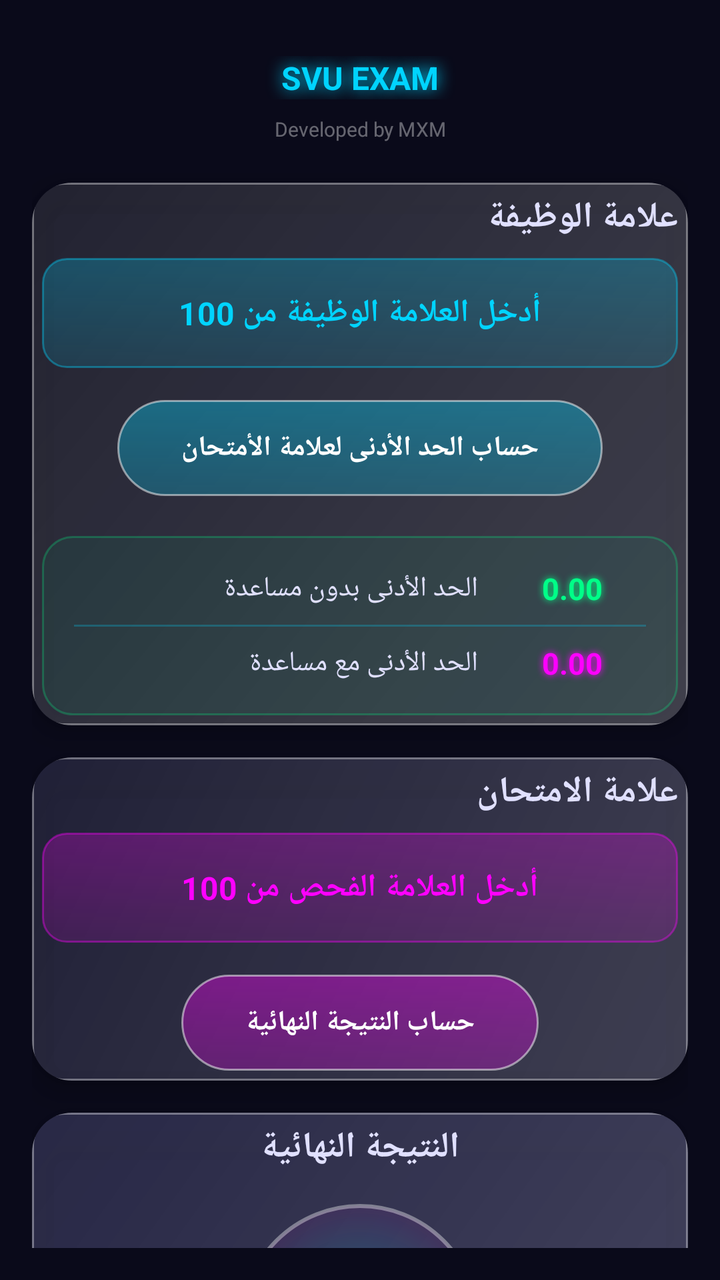
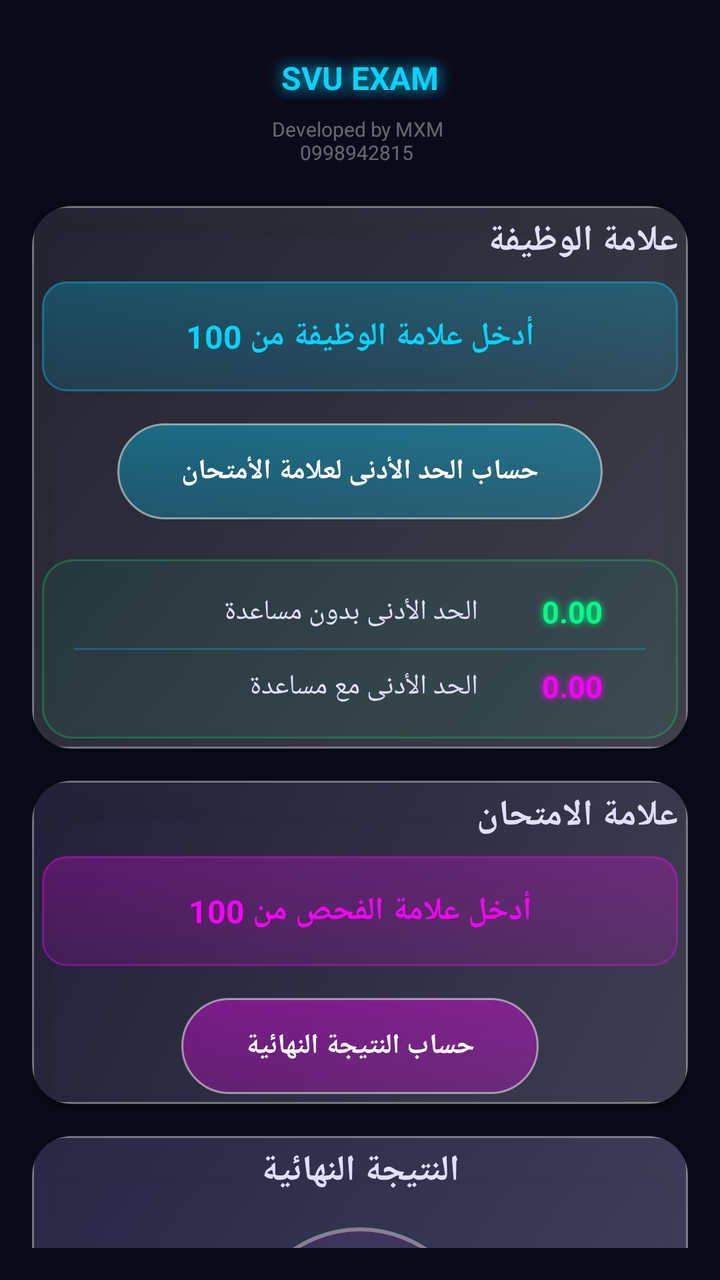

Before-and-after screenshots of an Android layout around one commit, followed by the original layout XML and the change that was made.
<!-- AndroidManifest.xml: application theme Theme.MXM_SVU_EXAM -->
<!-- res/layout/activity_main.xml -->
<?xml version="1.0" encoding="utf-8"?>
<androidx.constraintlayout.widget.ConstraintLayout xmlns:android="http://schemas.android.com/apk/res/android"
    xmlns:app="http://schemas.android.com/apk/res-auto"
    android:layout_width="match_parent"
    android:layout_height="match_parent"
    android:background="#0A0A1A"
    android:padding="16dp">

    <TextView
        android:id="@+id/tvAppTitle"
        android:layout_width="0dp"
        android:layout_height="wrap_content"
        android:layout_marginTop="12dp"
        android:gravity="center"
        android:shadowColor="#00D4FF"
        android:shadowDx="0"
        android:shadowDy="0"
        android:shadowRadius="20"
        android:text="SVU EXAM"
        android:textColor="#00D4FF"
        android:textSize="16sp"
        android:textStyle="bold"
        app:layout_constraintEnd_toEndOf="parent"
        app:layout_constraintHorizontal_bias="0.0"
        app:layout_constraintStart_toStartOf="parent"
        app:layout_constraintTop_toTopOf="parent" />

    <TextView
        android:id="@+id/tvDeveloper"
        android:layout_width="wrap_content"
        android:layout_height="wrap_content"
        android:text="Developed by MXM"
        android:textColor="#60FFFFFF"
        android:textSize="10sp"
        android:padding="4dp"
        app:layout_constraintEnd_toEndOf="parent"
        app:layout_constraintStart_toStartOf="parent"
        app:layout_constraintTop_toBottomOf="@+id/tvAppTitle"
        android:layout_marginTop="4dp" />

    <androidx.cardview.widget.CardView
        android:id="@+id/cardAssignment"
        android:layout_width="0dp"
        android:layout_height="wrap_content"
        app:cardCornerRadius="20dp"
        app:cardElevation="8dp"
        app:cardBackgroundColor="#801E1E2E"
        app:layout_constraintEnd_toEndOf="parent"
        app:layout_constraintStart_toStartOf="parent"
        app:layout_constraintTop_toBottomOf="@+id/tvDeveloper"
        android:layout_marginTop="16dp">

        <LinearLayout
            android:layout_width="match_parent"
            android:layout_height="wrap_content"
            android:orientation="vertical"
            android:padding="5dp"
            android:background="@drawable/glass_effect">

            <TextView
                android:layout_width="match_parent"
                android:layout_height="wrap_content"
                android:text="علامة الوظيفة"
                android:textColor="#E0E0FF"
                android:textSize="18sp"
                android:textStyle="bold"
                android:layout_marginBottom="8dp" />

            <EditText
                android:id="@+id/etAssignment"
                android:layout_width="match_parent"
                android:layout_height="55dp"
                android:inputType="numberDecimal"
                android:hint="أدخل العلامة الوظيفة من 100"
                android:textColor="#FFFFFF"
                android:textColorHint="#00D4FF"
                android:textSize="16sp"
                android:padding="16dp"
                android:background="@drawable/cyber_input"
                android:textStyle="bold"
                android:gravity="center" />

            <Button
                android:id="@+id/btnCalculateMin"
                android:layout_width="wrap_content"
                android:layout_height="48dp"
                android:text="حساب الحد الأدنى لعلامة الأمتحان"
                android:layout_gravity="center"
                android:layout_marginTop="16dp"
                android:paddingStart="32dp"
                android:paddingEnd="32dp"
                android:background="@drawable/cyber_button"
                android:textColor="#FFFFFF"
                android:textSize="14sp"
                android:textStyle="bold" />

            
            <LinearLayout
                android:layout_width="match_parent"
                android:layout_height="wrap_content"
                android:orientation="vertical"
                android:layout_marginTop="20dp"
                android:background="@drawable/neon_border"
                android:padding="16dp">

                <LinearLayout
                    android:layout_width="match_parent"
                    android:layout_height="wrap_content"
                    android:orientation="horizontal"
                    android:gravity="center_vertical"
                    android:paddingStart="8dp"
                    android:paddingEnd="8dp">

                    <TextView
                        android:layout_width="0dp"
                        android:layout_height="wrap_content"
                        android:layout_weight="1"
                        android:text="الحد الأدنى بدون مساعدة"
                        android:textColor="#E0E0FF"
                        android:textSize="14sp"
                        android:paddingEnd="16dp" />

                    <TextView
                        android:id="@+id/tvMinWithoutHelp"
                        android:layout_width="wrap_content"
                        android:layout_height="wrap_content"
                        android:text="0.00"
                        android:textColor="#00FF88"
                        android:textSize="15sp"
                        android:textStyle="bold"
                        android:shadowColor="#00FF88"
                        android:shadowDx="0"
                        android:shadowDy="0"
                        android:shadowRadius="8"
                        android:paddingStart="16dp"
                        android:minWidth="60dp" />

                </LinearLayout>

                <View
                    android:layout_width="match_parent"
                    android:layout_height="1dp"
                    android:background="#4000D4FF"
                    android:layout_marginVertical="8dp" />

                <LinearLayout
                    android:layout_width="match_parent"
                    android:layout_height="wrap_content"
                    android:orientation="horizontal"
                    android:gravity="center_vertical"
                    android:paddingStart="8dp"
                    android:paddingEnd="8dp">

                    <TextView
                        android:layout_width="0dp"
                        android:layout_height="wrap_content"
                        android:layout_weight="1"
                        android:text="الحد الأدنى مع مساعدة"
                        android:textColor="#E0E0FF"
                        android:textSize="14sp"
                        android:paddingEnd="16dp" />

                    <TextView
                        android:id="@+id/tvMinWithHelp"
                        android:layout_width="wrap_content"
                        android:layout_height="wrap_content"
                        android:text="0.00"
                        android:textColor="#FF00FF"
                        android:textSize="15sp"
                        android:textStyle="bold"
                        android:shadowColor="#FF00FF"
                        android:shadowDx="0"
                        android:shadowDy="0"
                        android:shadowRadius="8"
                        android:paddingStart="16dp"
                        android:minWidth="60dp" />

                </LinearLayout>
            </LinearLayout>
        </LinearLayout>
    </androidx.cardview.widget.CardView>

    
    <androidx.cardview.widget.CardView
        android:id="@+id/cardExam"
        android:layout_width="0dp"
        android:layout_height="wrap_content"
        app:cardCornerRadius="20dp"
        app:cardElevation="8dp"
        app:cardBackgroundColor="#801A1A3A"
        app:layout_constraintEnd_toEndOf="parent"
        app:layout_constraintStart_toStartOf="parent"
        app:layout_constraintTop_toBottomOf="@+id/cardAssignment"
        android:layout_marginTop="16dp">

        <LinearLayout
            android:layout_width="match_parent"
            android:layout_height="wrap_content"
            android:orientation="vertical"
            android:padding="5dp"
            android:background="@drawable/glass_effect">

            <TextView
                android:layout_width="match_parent"
                android:layout_height="wrap_content"
                android:text="علامة الامتحان"
                android:textColor="#E0E0FF"
                android:textSize="18sp"
                android:textStyle="bold"
                android:layout_marginBottom="8dp" />

            <EditText
                android:id="@+id/etExam"
                android:layout_width="match_parent"
                android:layout_height="55dp"
                android:inputType="numberDecimal"
                android:hint="أدخل العلامة الفحص من 100"
                android:textColor="#FFFFFF"
                android:textColorHint="#FF00FF"
                android:textSize="16sp"
                android:padding="16dp"
                android:background="@drawable/cyber_input_pink"
                android:textStyle="bold"
                android:gravity="center" />

            <Button
                android:id="@+id/btnCalculateFinal"
                android:layout_width="wrap_content"
                android:layout_height="48dp"
                android:text="حساب النتيجة النهائية"
                android:layout_gravity="center"
                android:layout_marginTop="16dp"
                android:paddingStart="32dp"
                android:paddingEnd="32dp"
                android:background="@drawable/cyber_button_pink"
                android:textColor="#FFFFFF"
                android:textSize="14sp"
                android:textStyle="bold" />
        </LinearLayout>
    </androidx.cardview.widget.CardView>

    
    <androidx.cardview.widget.CardView
        android:id="@+id/cardResult"
        android:layout_width="0dp"
        android:layout_height="wrap_content"
        app:cardCornerRadius="20dp"
        app:cardElevation="8dp"
        app:cardBackgroundColor="#802A2A5A"
        app:layout_constraintEnd_toEndOf="parent"
        app:layout_constraintStart_toStartOf="parent"
        app:layout_constraintTop_toBottomOf="@+id/cardExam"
        android:layout_marginTop="16dp"
        android:layout_marginBottom="8dp">

        <LinearLayout
            android:layout_width="match_parent"
            android:layout_height="wrap_content"
            android:orientation="vertical"
            android:padding="5dp"
            android:background="@drawable/glass_effect"
            android:gravity="center">

            <TextView
                android:layout_width="match_parent"
                android:layout_height="wrap_content"
                android:text="النتيجة النهائية"
                android:textColor="#E0E0FF"
                android:textSize="18sp"
                android:textStyle="bold"
                android:gravity="center"
                android:layout_marginBottom="16dp" />

            
            <RelativeLayout
                android:layout_width="120dp"
                android:layout_height="120dp"
                android:background="@drawable/circle_result"
                android:gravity="center">

                <TextView
                    android:id="@+id/tvResult"
                    android:layout_width="wrap_content"
                    android:layout_height="wrap_content"
                    android:text="0.00"
                    android:textColor="#FFFFFF"
                    android:textSize="24sp"
                    android:textStyle="bold"
                    android:layout_centerInParent="true" />

            </RelativeLayout>

            <TextView
                android:id="@+id/tvResultMessage"
                android:layout_width="match_parent"
                android:layout_height="wrap_content"
                android:gravity="center"
                android:textSize="14sp"
                android:layout_marginTop="12dp"
                android:text="أدخل العلامات لحساب النتيجة"
                android:textColor="#E0E0FF" />

            
            <LinearLayout
                android:layout_width="match_parent"
                android:layout_height="20dp"
                android:orientation="horizontal"
                android:layout_marginTop="16dp"
                android:gravity="center">

                <View
                    android:id="@+id/indicatorSuccess"
                    android:layout_width="0dp"
                    android:layout_height="6dp"
                    android:layout_weight="1"
                    android:background="#00FF88"
                    android:alpha="0.3"
                    android:layout_marginHorizontal="2dp" />

                <View
                    android:id="@+id/indicatorWarning"
                    android:layout_width="0dp"
                    android:layout_height="6dp"
                    android:layout_weight="1"
                    android:background="#FF00FF"
                    android:alpha="0.3"
                    android:layout_marginHorizontal="2dp" />

                <View
                    android:id="@+id/indicatorError"
                    android:layout_width="0dp"
                    android:layout_height="6dp"
                    android:layout_weight="1"
                    android:background="#00D4FF"
                    android:alpha="0.3"
                    android:layout_marginHorizontal="2dp" />

            </LinearLayout>

        </LinearLayout>
    </androidx.cardview.widget.CardView>



</androidx.constraintlayout.widget.ConstraintLayout>
<!-- resources referenced by this layout -->
<resources>
  <!-- drawable circle_result (drawable) -->
  <?xml version="1.0" encoding="utf-8"?>
  <shape xmlns:android="http://schemas.android.com/apk/res/android"
      android:shape="oval">
      <gradient
          android:type="radial"
          android:gradientRadius="60dp"
          android:centerX="0.5"
          android:centerY="0.5"
          android:startColor="#4000FF88"
          android:centerColor="#2000D4FF"
          android:endColor="#10FF00FF" />
      <stroke
          android:width="2dp"
          android:color="#60FFFFFF" />
  </shape>
  <!-- drawable cyber_button (drawable) -->
  <?xml version="1.0" encoding="utf-8"?>
  <shape xmlns:android="http://schemas.android.com/apk/res/android">
      <gradient
          android:angle="90"
          android:startColor="#4000D4FF"
          android:endColor="#6000D4FF" />
      <corners android:radius="24dp" />
      <stroke
          android:width="1dp"
          android:color="#80FFFFFF" />
  </shape>
  <!-- drawable cyber_button_pink (drawable) -->
  <?xml version="1.0" encoding="utf-8"?>
  <shape xmlns:android="http://schemas.android.com/apk/res/android">
      <gradient
          android:angle="90"
          android:startColor="#40FF00FF"
          android:endColor="#60FF00FF" />
      <corners android:radius="24dp" />
      <stroke
          android:width="1dp"
          android:color="#80FFFFFF" />
  </shape>
  <!-- drawable cyber_input (drawable) -->
  <?xml version="1.0" encoding="utf-8"?>
  <shape xmlns:android="http://schemas.android.com/apk/res/android">
      <gradient
          android:angle="90"
          android:startColor="#2000D4FF"
          android:endColor="#4000D4FF" />
      <corners android:radius="12dp" />
      <stroke
          android:width="1dp"
          android:color="#6000D4FF" />
  </shape>
  <!-- drawable cyber_input_pink (drawable) -->
  <?xml version="1.0" encoding="utf-8"?>
  <shape xmlns:android="http://schemas.android.com/apk/res/android">
      <gradient
          android:angle="90"
          android:startColor="#20FF00FF"
          android:endColor="#40FF00FF" />
      <corners android:radius="12dp" />
      <stroke
          android:width="1dp"
          android:color="#60FF00FF" />
  </shape>
  <!-- drawable glass_effect (drawable) -->
  <?xml version="1.0" encoding="utf-8"?>
  <shape xmlns:android="http://schemas.android.com/apk/res/android">
      <gradient
          android:angle="135"
          android:startColor="#30FFFFFF"
          android:centerColor="#20FFFFFF"
          android:endColor="#10FFFFFF" />
      <corners android:radius="16dp" />
      <stroke
          android:width="1dp"
          android:color="#60FFFFFF" />
  </shape>
  <!-- drawable neon_border (drawable) -->
  <?xml version="1.0" encoding="utf-8"?>
  <shape xmlns:android="http://schemas.android.com/apk/res/android">
      <solid android:color="#1000FF88" />
      <corners android:radius="15dp" />
      <stroke
          android:width="1dp"
          android:color="#4000FF88" />
  </shape>
  <style name="Theme.MXM_SVU_EXAM" parent="Base.Theme.MXM_SVU_EXAM" />
  <style name="Base.Theme.MXM_SVU_EXAM" parent="Theme.Material3.DayNight.NoActionBar">
          
          
      </style>
</resources>

<!-- the commit's change to res/layout/activity_main.xml (unified diff, before → after) -->
@@ -29,7 +29,7 @@
         android:id="@+id/tvDeveloper"
         android:layout_width="wrap_content"
         android:layout_height="wrap_content"
-        android:text="Developed by MXM"
+        android:text="Developed by MXM \n      0998942815"
         android:textColor="#60FFFFFF"
         android:textSize="10sp"
         android:padding="4dp"
@@ -71,7 +71,7 @@
                 android:layout_width="match_parent"
                 android:layout_height="55dp"
                 android:inputType="numberDecimal"
-                android:hint="أدخل العلامة الوظيفة من 100"
+                android:hint="أدخل علامة الوظيفة من 100"
                 android:textColor="#FFFFFF"
                 android:textColorHint="#00D4FF"
                 android:textSize="16sp"
@@ -94,7 +94,6 @@
                 android:textSize="14sp"
                 android:textStyle="bold" />
 
-            
             <LinearLayout
                 android:layout_width="match_parent"
                 android:layout_height="wrap_content"
@@ -180,7 +179,6 @@
         </LinearLayout>
     </androidx.cardview.widget.CardView>
 
-    
     <androidx.cardview.widget.CardView
         android:id="@+id/cardExam"
         android:layout_width="0dp"
@@ -214,7 +212,7 @@
                 android:layout_width="match_parent"
                 android:layout_height="55dp"
                 android:inputType="numberDecimal"
-                android:hint="أدخل العلامة الفحص من 100"
+                android:hint="أدخل علامة الفحص من 100"
                 android:textColor="#FFFFFF"
                 android:textColorHint="#FF00FF"
                 android:textSize="16sp"
@@ -239,7 +237,6 @@
         </LinearLayout>
     </androidx.cardview.widget.CardView>
 
-    
     <androidx.cardview.widget.CardView
         android:id="@+id/cardResult"
         android:layout_width="0dp"
@@ -271,7 +268,6 @@
                 android:gravity="center"
                 android:layout_marginBottom="16dp" />
 
-            
             <RelativeLayout
                 android:layout_width="120dp"
                 android:layout_height="120dp"
@@ -300,7 +296,6 @@
                 android:text="أدخل العلامات لحساب النتيجة"
                 android:textColor="#E0E0FF" />
 
-            
             <LinearLayout
                 android:layout_width="match_parent"
                 android:layout_height="20dp"
